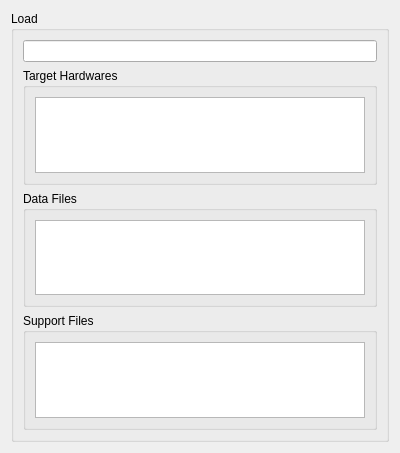
Qt form arinc665_qt/media/LoadWidget.ui (hirah2205/ARINC-665) before a commit.
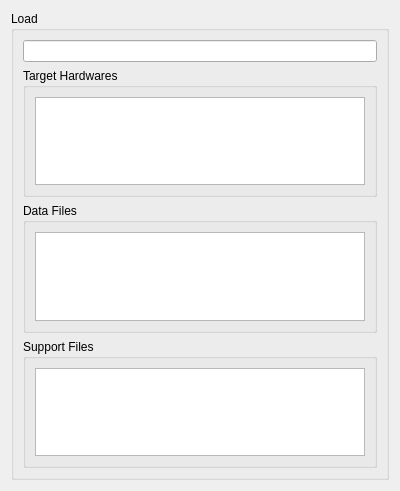
The same form after that commit.

Commit message: Add Batch and Load Visualisation

```diff
--- a/arinc665_qt/media/LoadWidget.ui
+++ b/arinc665_qt/media/LoadWidget.ui
@@ -7,7 +7,7 @@
     <x>0</x>
     <y>0</y>
     <width>400</width>
-    <height>453</height>
+    <height>491</height>
    </rect>
   </property>
   <property name="windowTitle">
@@ -30,7 +30,23 @@
         </property>
         <layout class="QHBoxLayout" name="horizontalLayout">
          <item>
-          <widget class="QListView" name="listView"/>
+          <widget class="QTableView" name="targetHardwares">
+           <property name="alternatingRowColors">
+            <bool>true</bool>
+           </property>
+           <property name="selectionMode">
+            <enum>QAbstractItemView::NoSelection</enum>
+           </property>
+           <property name="selectionBehavior">
+            <enum>QAbstractItemView::SelectRows</enum>
+           </property>
+           <attribute name="horizontalHeaderStretchLastSection">
+            <bool>true</bool>
+           </attribute>
+           <attribute name="verticalHeaderVisible">
+            <bool>false</bool>
+           </attribute>
+          </widget>
          </item>
         </layout>
        </widget>
@@ -42,7 +58,23 @@
         </property>
         <layout class="QHBoxLayout" name="horizontalLayout_2">
          <item>
-          <widget class="QListView" name="listView_2"/>
+          <widget class="QTableView" name="dataFiles">
+           <property name="alternatingRowColors">
+            <bool>true</bool>
+           </property>
+           <property name="selectionMode">
+            <enum>QAbstractItemView::NoSelection</enum>
+           </property>
+           <property name="selectionBehavior">
+            <enum>QAbstractItemView::SelectRows</enum>
+           </property>
+           <attribute name="horizontalHeaderStretchLastSection">
+            <bool>true</bool>
+           </attribute>
+           <attribute name="verticalHeaderVisible">
+            <bool>false</bool>
+           </attribute>
+          </widget>
          </item>
         </layout>
        </widget>
@@ -54,7 +86,23 @@
         </property>
         <layout class="QHBoxLayout" name="horizontalLayout_3">
          <item>
-          <widget class="QListView" name="listView_3"/>
+          <widget class="QTableView" name="supportFiles">
+           <property name="alternatingRowColors">
+            <bool>true</bool>
+           </property>
+           <property name="selectionMode">
+            <enum>QAbstractItemView::NoSelection</enum>
+           </property>
+           <property name="selectionBehavior">
+            <enum>QAbstractItemView::SelectRows</enum>
+           </property>
+           <attribute name="horizontalHeaderStretchLastSection">
+            <bool>true</bool>
+           </attribute>
+           <attribute name="verticalHeaderVisible">
+            <bool>false</bool>
+           </attribute>
+          </widget>
          </item>
         </layout>
        </widget>
```
Left out of the diff: 3 changed lines with no effect on the pictures. The commit also changes 8 other files.
